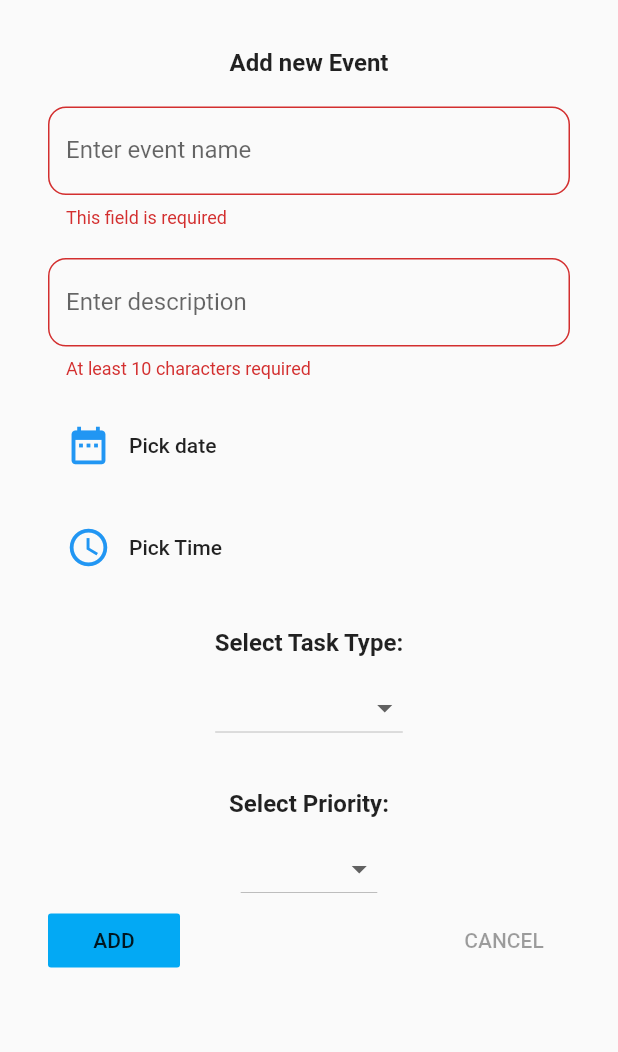
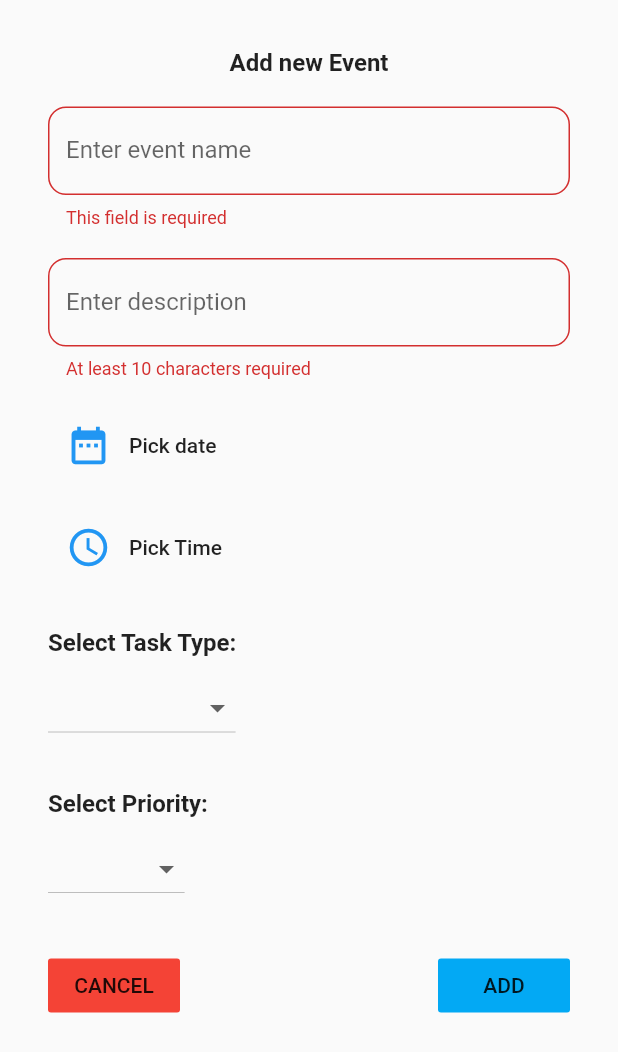
Before and after one commit to lahirulakruwan/Event_Reminder_FlutterApp, a Flutter app: the AddEventPage widget shown alone on an empty page, opened directly, after a tap on "ADD", on a phone screen of 412 x 824 dp. Shown: the top 1052 px of the screen. Run offline on Flutter 3.47's test engine with Material 2 defaults, Android fonts, the phone set to English and light mode, and no system bars; our stand-ins replace fluttertoast, sqflite; accounts and stored records are empty.

Commit message:
update add event function UI

```diff
--- a/lib/main.dart
+++ b/lib/main.dart
@@ -1,5 +1,6 @@
 
 import 'package:event_reminder/screens/event_list_screen.dart';
+import 'package:event_reminder/screens/splash_screen.dart';
 import 'package:flutter/material.dart';
 
 void main() {
--- a/lib/screens/add_event_screen.dart
+++ b/lib/screens/add_event_screen.dart
@@ -3,6 +3,10 @@ import 'package:event_reminder/sqflite/db_helper.dart';
 import 'package:flutter/material.dart';
 import 'package:event_reminder/model/add_Event_Model.dart';
 import 'dart:async';
+
+import 'package:fluttertoast/fluttertoast.dart';
+
+import 'event_list_screen.dart';
 
 class AddEventPage extends StatefulWidget {
 
@@ -91,7 +95,20 @@ class _AddEventPageState extends State<AddEventPage> {
  clearName(){
     controller.text = '';
  }
-  validate(){
+
+ void toastMessage(){
+    print('patta');
+   Fluttertoast.showToast(
+       msg: 'Event Inserted Successfully',
+       toastLength: Toast.LENGTH_SHORT,
+       gravity: ToastGravity.BOTTOM,
+       backgroundColor: Colors.lightBlue,
+       textColor: Colors.white
+   );
+
+ }
+
+  void validate(){
 
     if(_formKey.currentState.validate()){
       _formKey.currentState.save();
@@ -103,6 +120,7 @@ class _AddEventPageState extends State<AddEventPage> {
         print(priorityVal);
         AddEvent  _addevent = AddEvent(null,eventName, eventDescription, _selectedDate , _selectedTime, eventVal,priorityVal);
         dbHelper.save(_addevent);
+        toastMessage();
         clearName();
 
     }
@@ -158,16 +176,19 @@ class _AddEventPageState extends State<AddEventPage> {
             _dateTimePicker(Icons.access_time,_pickTime,_selectedTime),
             SizedBox(height: 30,),
             Column(
-
               children: <Widget>[
-                       Text(
+                Align(
+                    alignment: Alignment.centerLeft,
+                     child:  Text(
                            'Select Task Type:',
                            style:TextStyle(fontSize: 16.0,fontWeight: FontWeight.bold),
-                           textAlign:TextAlign.start ),
+                           textAlign:TextAlign.start )),
                 SizedBox(height: 10,),
-                DropdownButton<Event>(
-                  items: Events.map((Event event) {
-                    return  DropdownMenuItem<Event>(
+                Align(
+                    alignment: Alignment.centerLeft,
+                    child:DropdownButton<Event>(
+                     items: Events.map((Event event) {
+                       return  DropdownMenuItem<Event>(
                       value: event,
                       child: Row(
                         children: <Widget>[
@@ -188,14 +209,16 @@ class _AddEventPageState extends State<AddEventPage> {
                     });
                   },
                   value:  defaultEventVal ,
-                ),
+                )),
                 SizedBox(height: 30,),
-                Text(
+                Align(alignment: Alignment.centerLeft,
+                 child: Text(
                     'Select Priority:',
                     style:TextStyle(fontSize: 16.0,fontWeight: FontWeight.bold),
-                    textAlign:TextAlign.start ),
+                    textAlign:TextAlign.start )),
                 SizedBox(height: 10,),
-                DropdownButton<Priority>(
+                Align(alignment: Alignment.centerLeft,
+                child : DropdownButton<Priority>(
                   items: priorities.map((Priority priority) {
                     return  DropdownMenuItem<Priority>(
                       value: priority,
@@ -218,21 +241,30 @@ class _AddEventPageState extends State<AddEventPage> {
                     });
                   },
                   value:  defaultPriorityVal ,
-                ),
-              ],
+                )),
+               ],
             ),
+            SizedBox(height: 30,),
         Row(
           mainAxisAlignment: MainAxisAlignment.spaceBetween,
           children: <Widget>[
+            FlatButton(
+              color: Colors.red,
+              child: Text('CANCEL'),
+              onPressed: (){
+                Navigator.push(
+                  context,
+                  MaterialPageRoute(
+                      builder: (context) => EventListScreen() ),
+                );
+              },
+            ),
             FlatButton(
                 color: Colors.lightBlue,
                 onPressed: validate,
                 child: Text('ADD'),
             ),
-            FlatButton(
-              color: Colors.lightBlue,
-              child: Text('CANCEL'),
-            ),
+
           ],
         ),
           ],
--- a/lib/screens/event_list_screen.dart
+++ b/lib/screens/event_list_screen.dart
@@ -4,6 +4,7 @@ import 'package:flutter/material.dart';
 import 'add_event_screen.dart';
 
 class EventListScreen extends StatefulWidget {
+
   const EventListScreen({Key key}) : super(key: key);
 
   @override
--- a/pubspec.yaml
+++ b/pubspec.yaml
@@ -23,6 +23,7 @@ environment:
 dependencies:
   flutter:
     sdk: flutter
+  simple_animations: ^1.1.3
 
 
   # The following adds the Cupertino Icons font to your application.
@@ -30,7 +31,8 @@ dependencies:
   cupertino_icons: ^1.0.2
   intl : ^0.16.0
   sqflite: ^1.3.0
-  path_provider: ^1.3.0
+  path_provider: ^2.0.0
+  fluttertoast: ^8.0.7
 
 dev_dependencies:
   flutter_test:
@@ -50,6 +52,7 @@ flutter:
   # To add assets to your application, add an assets section, like this:
   assets:
     - assets/flutter.png
+    - assets/one.png
   #   - images/a_dot_ham.jpeg
 
   # An image asset can refer to one or more resolution-specific "variants", see
```
Also changed, not shown: lib/screens/splash_screen.dart (added, +56 -0 lines), assets/one.png (added), lib/Animations/FadeAnimation.dart (added), pubspec.lock.
